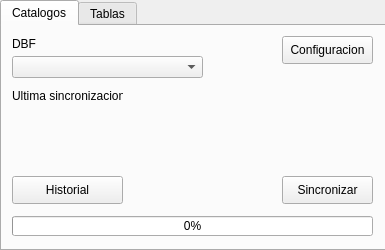
Old version of the form ui/main.ui in the repository josealpma/AlphaETL.
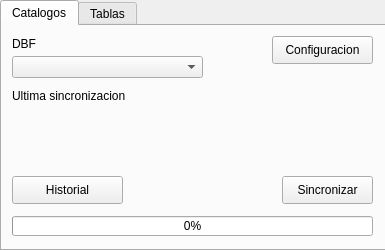
New version of the form. Icons and pictures are not drawn.

```diff
--- a/ui/main.ui
+++ b/ui/main.ui
@@ -63,9 +63,9 @@
      <widget class="QPushButton" name="btnCatalogConfig">
       <property name="geometry">
        <rect>
-        <x>280</x>
+        <x>270</x>
         <y>10</y>
-        <width>91</width>
+        <width>101</width>
         <height>28</height>
        </rect>
       </property>
@@ -91,7 +91,7 @@
        <rect>
         <x>10</x>
         <y>60</y>
-        <width>111</width>
+        <width>191</width>
         <height>20</height>
        </rect>
       </property>
```
Left out of the diff: 4 changed lines with no effect on the pictures.
